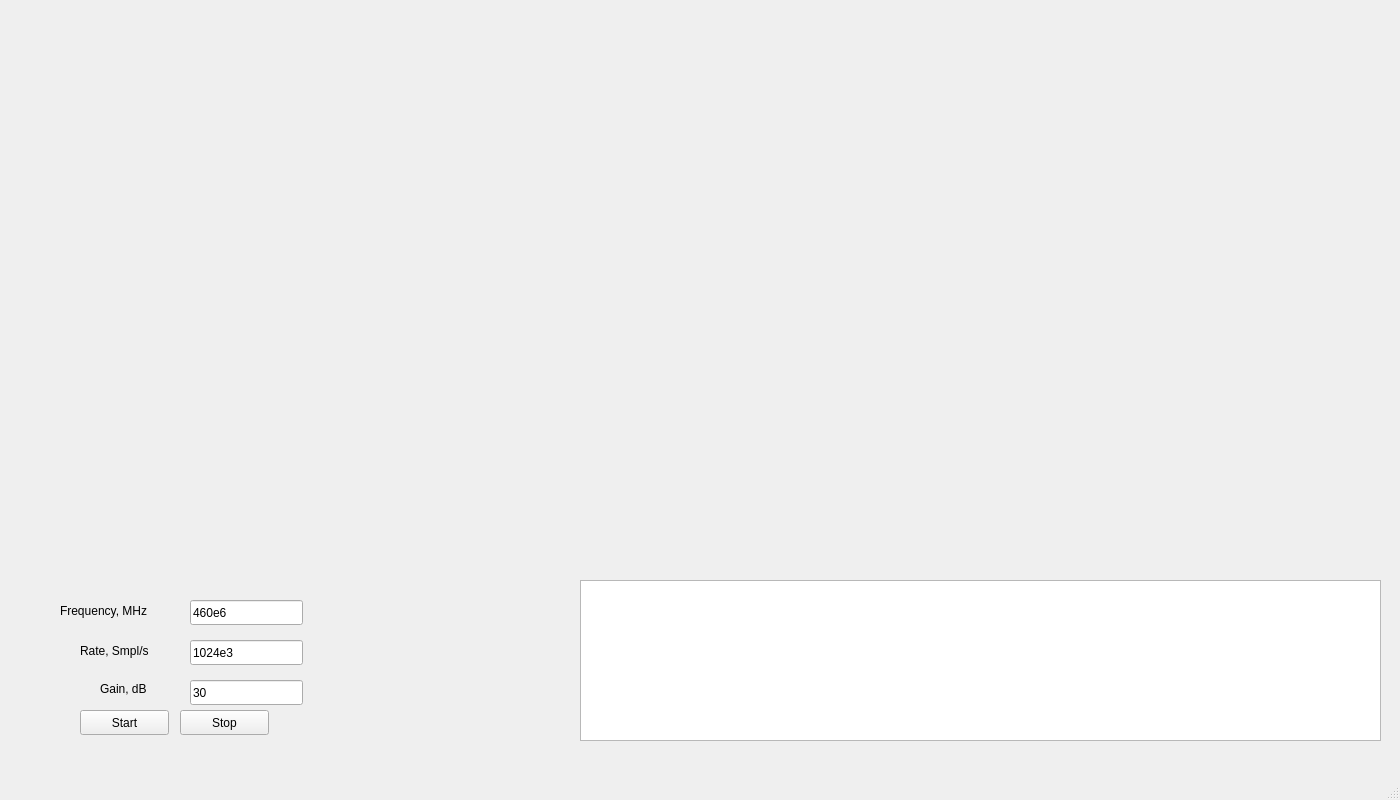
This is mainwindow.ui in maymeskul123/Graph_SDR as Qt 5 draws it before an edit. The edited form follows.
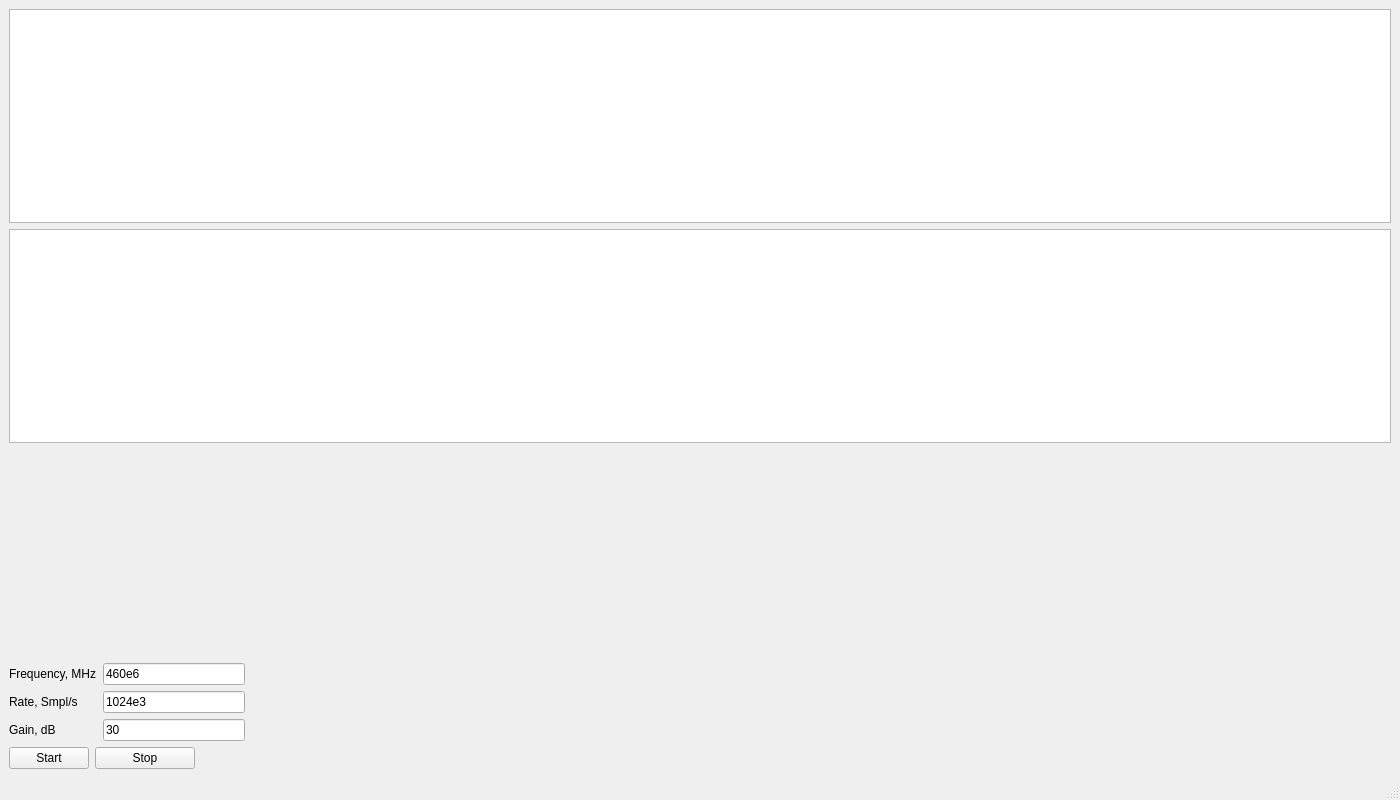
This is the edited form. Custom widgets are drawn as their Qt base class.

Commit message: Add resize when it to full window

Patch:
```diff
--- a/mainwindow.ui
+++ b/mainwindow.ui
@@ -10,142 +10,185 @@
     <height>800</height>
    </rect>
   </property>
+  <property name="sizePolicy">
+   <sizepolicy hsizetype="Expanding" vsizetype="Expanding">
+    <horstretch>0</horstretch>
+    <verstretch>0</verstretch>
+   </sizepolicy>
+  </property>
   <property name="windowTitle">
    <string>MainWindow</string>
   </property>
   <widget class="QWidget" name="centralwidget">
-   <widget class="QPushButton" name="startButton">
-    <property name="geometry">
-     <rect>
-      <x>80</x>
-      <y>710</y>
-      <width>89</width>
-      <height>25</height>
-     </rect>
-    </property>
-    <property name="text">
-     <string>Start</string>
-    </property>
-   </widget>
-   <widget class="QPushButton" name="stopButton">
-    <property name="geometry">
-     <rect>
-      <x>180</x>
-      <y>710</y>
-      <width>89</width>
-      <height>25</height>
-     </rect>
-    </property>
-    <property name="text">
-     <string>Stop</string>
-    </property>
-   </widget>
-   <widget class="QLineEdit" name="lineFrequency">
-    <property name="geometry">
-     <rect>
-      <x>190</x>
-      <y>600</y>
-      <width>113</width>
-      <height>25</height>
-     </rect>
-    </property>
-    <property name="text">
-     <string>460e6</string>
-    </property>
-   </widget>
-   <widget class="QLineEdit" name="lineRate">
-    <property name="geometry">
-     <rect>
-      <x>190</x>
-      <y>640</y>
-      <width>113</width>
-      <height>25</height>
-     </rect>
-    </property>
-    <property name="text">
-     <string>1024e3</string>
-    </property>
-   </widget>
-   <widget class="QLineEdit" name="lineGain">
-    <property name="geometry">
-     <rect>
-      <x>190</x>
-      <y>680</y>
-      <width>113</width>
-      <height>25</height>
-     </rect>
-    </property>
-    <property name="text">
-     <string>30</string>
-    </property>
-   </widget>
+   <layout class="QVBoxLayout" name="verticalLayout">
+    <item>
+     <widget class="QChartView" name="chartViewAmpl">
+      <property name="enabled">
+       <bool>true</bool>
+      </property>
+      <property name="sizePolicy">
+       <sizepolicy hsizetype="Expanding" vsizetype="Expanding">
+        <horstretch>0</horstretch>
+        <verstretch>0</verstretch>
+       </sizepolicy>
+      </property>
+      <property name="minimumSize">
+       <size>
+        <width>300</width>
+        <height>0</height>
+       </size>
+      </property>
+      <property name="maximumSize">
+       <size>
+        <width>16000</width>
+        <height>400</height>
+       </size>
+      </property>
+     </widget>
+    </item>
+    <item>
+     <widget class="QChartView" name="chartViewSpectr">
+      <property name="enabled">
+       <bool>true</bool>
+      </property>
+      <property name="sizePolicy">
+       <sizepolicy hsizetype="Expanding" vsizetype="Expanding">
+        <horstretch>0</horstretch>
+        <verstretch>0</verstretch>
+       </sizepolicy>
+      </property>
+      <property name="minimumSize">
+       <size>
+        <width>300</width>
+        <height>0</height>
+       </size>
+      </property>
+      <property name="maximumSize">
+       <size>
+        <width>16000</width>
+        <height>600</height>
+       </size>
+      </property>
+     </widget>
+    </item>
+    <item>
+     <spacer name="verticalSpacer">
+      <property name="orientation">
+       <enum>Qt::Vertical</enum>
+      </property>
+      <property name="sizeHint" stdset="0">
+       <size>
+        <width>20</width>
+        <height>40</height>
+       </size>
+      </property>
+     </spacer>
+    </item>
+    <item>
+     <layout class="QFormLayout" name="formLayout">
+      <item row="0" column="0">
    <widget class="QLabel" name="lab_frequency">
-    <property name="geometry">
-     <rect>
-      <x>60</x>
-      <y>600</y>
-      <width>121</width>
-      <height>21</height>
-     </rect>
-    </property>
     <property name="text">
      <string>Frequency, MHz</string>
     </property>
    </widget>
+      </item>
+      <item row="0" column="1">
+       <widget class="QLineEdit" name="lineFrequency">
+        <property name="maximumSize">
+         <size>
+          <width>142</width>
+          <height>16777215</height>
+         </size>
+        </property>
+        <property name="text">
+         <string>460e6</string>
+        </property>
+       </widget>
+      </item>
+      <item row="1" column="0">
    <widget class="QLabel" name="sample_rate">
-    <property name="geometry">
-     <rect>
-      <x>80</x>
-      <y>640</y>
-      <width>91</width>
-      <height>21</height>
-     </rect>
-    </property>
     <property name="text">
      <string>Rate, Smpl/s</string>
     </property>
    </widget>
+      </item>
+      <item row="1" column="1">
+       <widget class="QLineEdit" name="lineRate">
+        <property name="maximumSize">
+         <size>
+          <width>142</width>
+          <height>16777215</height>
+         </size>
+        </property>
+        <property name="text">
+         <string>1024e3</string>
+        </property>
+       </widget>
+      </item>
+      <item row="2" column="0">
    <widget class="QLabel" name="label_gain">
-    <property name="geometry">
-     <rect>
-      <x>100</x>
-      <y>680</y>
-      <width>67</width>
-      <height>17</height>
-     </rect>
-    </property>
     <property name="text">
      <string>Gain, dB</string>
     </property>
    </widget>
-   <widget class="QTextEdit" name="textEdit">
-    <property name="geometry">
-     <rect>
-      <x>580</x>
-      <y>580</y>
-      <width>801</width>
-      <height>161</height>
-     </rect>
-    </property>
-   </widget>
-   <widget class="QWidget" name="verticalLayoutWidget">
-    <property name="geometry">
-     <rect>
-      <x>90</x>
-      <y>20</y>
-      <width>1301</width>
-      <height>541</height>
-     </rect>
-    </property>
-    <layout class="QVBoxLayout" name="verticalLayout">
-     <property name="sizeConstraint">
-      <enum>QLayout::SetMaximumSize</enum>
-     </property>
-    </layout>
-   </widget>
+      </item>
+      <item row="2" column="1">
+       <widget class="QLineEdit" name="lineGain">
+        <property name="maximumSize">
+         <size>
+          <width>142</width>
+          <height>16777215</height>
+         </size>
+        </property>
+        <property name="text">
+         <string>30</string>
+        </property>
+       </widget>
+      </item>
+     </layout>
+    </item>
+    <item>
+     <layout class="QFormLayout" name="formLayout_2">
+      <item row="0" column="0">
+       <widget class="QPushButton" name="startButton">
+        <property name="maximumSize">
+         <size>
+          <width>100</width>
+          <height>16777215</height>
+         </size>
+        </property>
+        <property name="text">
+         <string>Start</string>
+        </property>
+       </widget>
+      </item>
+      <item row="0" column="1">
+       <widget class="QPushButton" name="stopButton">
+        <property name="maximumSize">
+         <size>
+          <width>100</width>
+          <height>16777215</height>
+         </size>
+        </property>
+        <property name="text">
+         <string>Stop</string>
+        </property>
+       </widget>
+      </item>
+     </layout>
+    </item>
+   </layout>
   </widget>
   <widget class="QStatusBar" name="statusbar"/>
  </widget>
+ <customwidgets>
+  <customwidget>
+   <class>QChartView</class>
+   <extends>QGraphicsView</extends>
+   <header>qchartview.h</header>
+  </customwidget>
+ </customwidgets>
  <resources/>
  <connections/>
 </ui>
```
Lines whose indentation alone changed are shown as unchanged. The commit also changes 1 other file.
